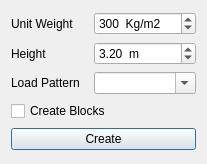
First picture: the form in osafe_widgets/wall_panel.ui, repository ebrahimraeyat/OSAFE, before the edit.
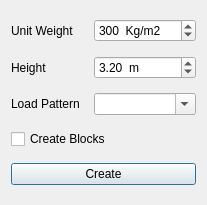
Second picture: the form after the edit. Icons and pictures are not drawn.

Commit message: Change some icon size

```diff
--- a/osafe_widgets/wall_panel.ui
+++ b/osafe_widgets/wall_panel.ui
@@ -7,7 +7,7 @@
     <x>0</x>
     <y>0</y>
     <width>207</width>
-    <height>164</height>
+    <height>205</height>
    </rect>
   </property>
   <property name="windowTitle">
@@ -53,6 +53,12 @@
       <iconset resource="../osafe_py_widgets/resource.qrc">
        <normaloff>:/safe/osafe_images/wall.svg</normaloff>:/safe/osafe_images/wall.svg</iconset>
      </property>
+     <property name="iconSize">
+      <size>
+       <width>60</width>
+       <height>60</height>
+      </size>
+     </property>
     </widget>
    </item>
    <item row="1" column="0">
```
The commit also changes 4 other files.
